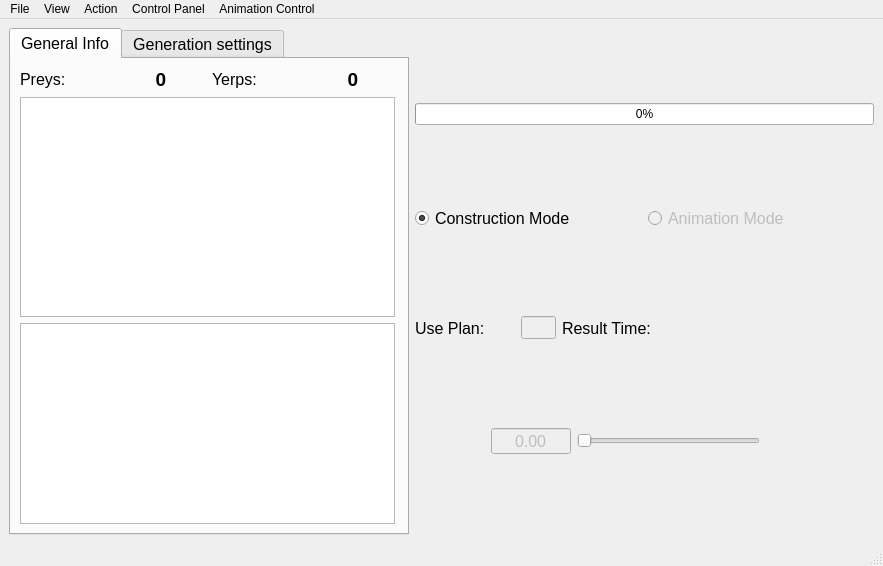
The window that mainwindow.ui (Frostmourneee/MT-TSP) describes before a commit, drawn with Qt 5.
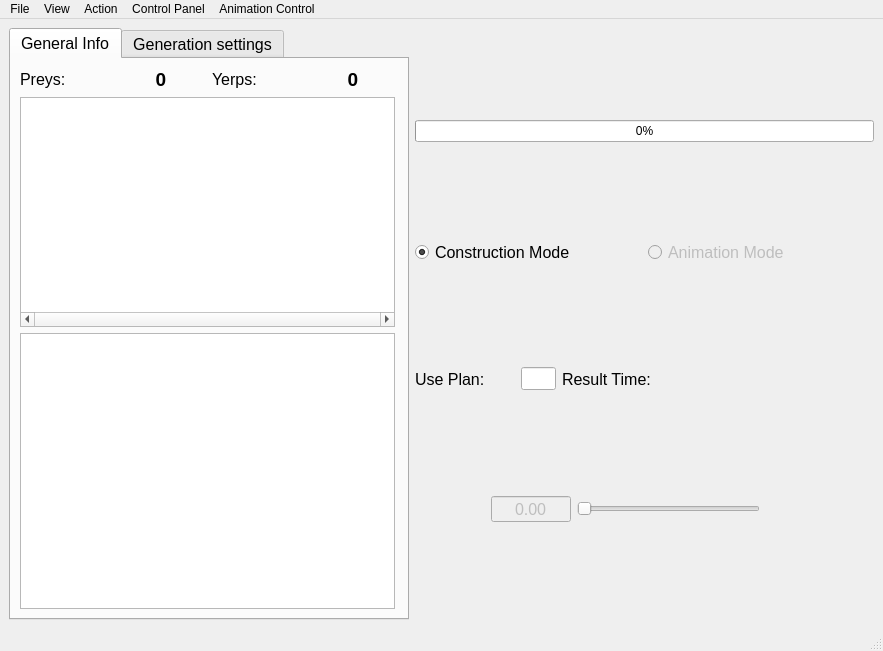
The same window after the commit.

The edit to the form file:
```diff
--- a/mainwindow.ui
+++ b/mainwindow.ui
@@ -7,7 +7,7 @@
     <x>0</x>
     <y>0</y>
     <width>883</width>
-    <height>566</height>
+    <height>651</height>
    </rect>
   </property>
   <property name="windowTitle">
@@ -207,15 +207,21 @@
           <property name="minimumSize">
            <size>
             <width>375</width>
-            <height>220</height>
+            <height>230</height>
            </size>
           </property>
           <property name="maximumSize">
            <size>
             <width>375</width>
-            <height>220</height>
+            <height>230</height>
            </size>
           </property>
+          <property name="verticalScrollBarPolicy">
+           <enum>Qt::ScrollBarAlwaysOff</enum>
+          </property>
+          <property name="horizontalScrollBarPolicy">
+           <enum>Qt::ScrollBarAlwaysOn</enum>
+          </property>
           <property name="verticalScrollMode">
            <enum>QAbstractItemView::ScrollPerPixel</enum>
           </property>
@@ -649,7 +655,7 @@
         <item>
          <widget class="QLineEdit" name="lineEditUsePlan">
           <property name="enabled">
-           <bool>false</bool>
+           <bool>true</bool>
           </property>
           <property name="sizePolicy">
            <sizepolicy hsizetype="Preferred" vsizetype="Fixed">
@@ -734,7 +740,7 @@
         <item>
          <widget class="QPushButton" name="buttonUsePlan">
           <property name="enabled">
-           <bool>false</bool>
+           <bool>true</bool>
           </property>
           <property name="minimumSize">
            <size>
@@ -938,46 +944,6 @@
           </property>
          </widget>
         </item>
-        <item>
-         <widget class="QPushButton" name="optionsButton">
-          <property name="enabled">
-           <bool>true</bool>
-          </property>
-          <property name="minimumSize">
-           <size>
-            <width>32</width>
-            <height>32</height>
-           </size>
-          </property>
-          <property name="maximumSize">
-           <size>
-            <width>32</width>
-            <height>32</height>
-           </size>
-          </property>
-          <property name="toolTip">
-           <string>Shows the control panel</string>
-          </property>
-          <property name="text">
-           <string/>
-          </property>
-          <property name="iconSize">
-           <size>
-            <width>32</width>
-            <height>32</height>
-           </size>
-          </property>
-          <property name="autoDefault">
-           <bool>false</bool>
-          </property>
-          <property name="default">
-           <bool>false</bool>
-          </property>
-          <property name="flat">
-           <bool>true</bool>
-          </property>
-         </widget>
-        </item>
         <item>
          <widget class="QPushButton" name="optimalZoomButton">
           <property name="enabled">
@@ -1058,6 +1024,46 @@
           </property>
          </widget>
         </item>
+        <item>
+         <widget class="QPushButton" name="optionsButton">
+          <property name="enabled">
+           <bool>true</bool>
+          </property>
+          <property name="minimumSize">
+           <size>
+            <width>32</width>
+            <height>32</height>
+           </size>
+          </property>
+          <property name="maximumSize">
+           <size>
+            <width>32</width>
+            <height>32</height>
+           </size>
+          </property>
+          <property name="toolTip">
+           <string>Shows the control panel</string>
+          </property>
+          <property name="text">
+           <string/>
+          </property>
+          <property name="iconSize">
+           <size>
+            <width>32</width>
+            <height>32</height>
+           </size>
+          </property>
+          <property name="autoDefault">
+           <bool>false</bool>
+          </property>
+          <property name="default">
+           <bool>false</bool>
+          </property>
+          <property name="flat">
+           <bool>true</bool>
+          </property>
+         </widget>
+        </item>
        </layout>
       </item>
      </layout>
```
Left out of the diff: 13 changed lines with no effect on the pictures.
